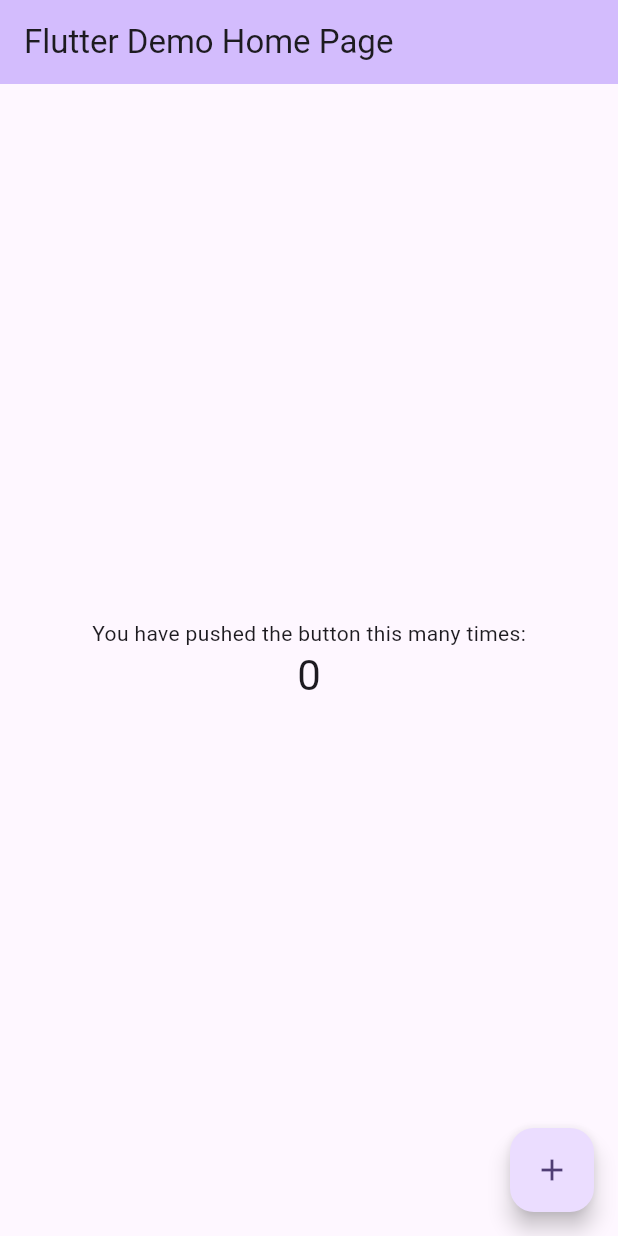
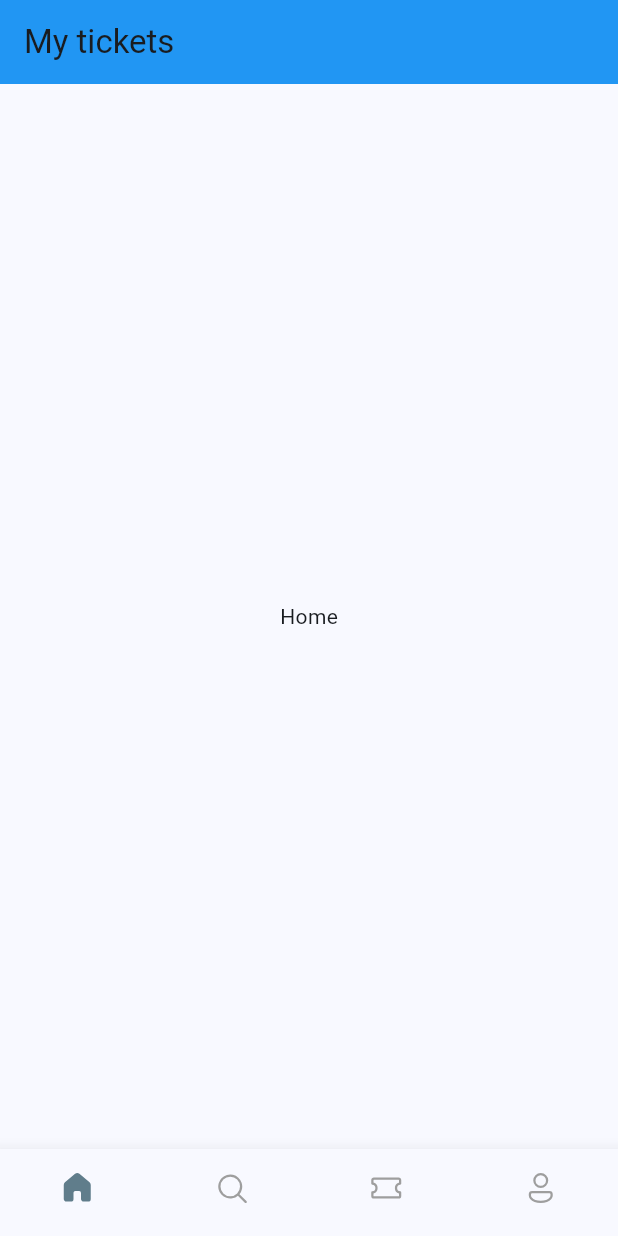
Before and after one commit to PiyushM109/TickIt_Flutter_TicketBooking_App, a Flutter app: the screen it shows after launch, on a phone screen of 412 x 824 dp. Run offline on Flutter 3.47's test engine with Material 2 defaults, Android fonts, the phone set to English and light mode, and no system bars; our stand-ins replace fluentui_icons.

Commit message:
Bottom navigation bar created

```diff
--- a/lib/main.dart
+++ b/lib/main.dart
@@ -1,4 +1,5 @@
 import 'package:flutter/material.dart';
+import 'package:tickit/screens/bottom_bar.dart';
 
 void main() {
   runApp(const MyApp());
@@ -7,119 +8,16 @@
 class MyApp extends StatelessWidget {
   const MyApp({super.key});
 
-  // This widget is the root of your application.
   @override
   Widget build(BuildContext context) {
     return MaterialApp(
-      title: 'Flutter Demo',
+      debugShowCheckedModeBanner: false,
+      title: 'TickIt',
       theme: ThemeData(
-        // This is the theme of your application.
-        //
-        // TRY THIS: Try running your application with "flutter run". You'll see
-        // the application has a blue toolbar. Then, without quitting the app,
-        // try changing the seedColor in the colorScheme below to Colors.green
-        // and then invoke "hot reload" (save your changes or press the "hot
-        // reload" button in a Flutter-supported IDE, or press "r" if you used
-        // the command line to start the app).
-        //
-        // Notice that the counter didn't reset back to zero; the application
-        // state is not lost during the reload. To reset the state, use hot
-        // restart instead.
-        //
-        // This works for code too, not just values: Most code changes can be
-        // tested with just a hot reload.
-        colorScheme: ColorScheme.fromSeed(seedColor: Colors.deepPurple),
+        colorScheme: ColorScheme.fromSeed(seedColor: Colors.blue),
         useMaterial3: true,
       ),
-      home: const MyHomePage(title: 'Flutter Demo Home Page'),
+      home: const BottomBar()
     );
   }
 }
-
-class MyHomePage extends StatefulWidget {
-  const MyHomePage({super.key, required this.title});
-
-  // This widget is the home page of your application. It is stateful, meaning
-  // that it has a State object (defined below) that contains fields that affect
-  // how it looks.
-
-  // This class is the configuration for the state. It holds the values (in this
-  // case the title) provided by the parent (in this case the App widget) and
-  // used by the build method of the State. Fields in a Widget subclass are
-  // always marked "final".
-
-  final String title;
-
-  @override
-  State<MyHomePage> createState() => _MyHomePageState();
-}
-
-class _MyHomePageState extends State<MyHomePage> {
-  int _counter = 0;
-
-  void _incrementCounter() {
-    setState(() {
-      // This call to setState tells the Flutter framework that something has
-      // changed in this State, which causes it to rerun the build method below
-      // so that the display can reflect the updated values. If we changed
-      // _counter without calling setState(), then the build method would not be
-      // called again, and so nothing would appear to happen.
-      _counter++;
-    });
-  }
-
-  @override
-  Widget build(BuildContext context) {
-    // This method is rerun every time setState is called, for instance as done
-    // by the _incrementCounter method above.
-    //
-    // The Flutter framework has been optimized to make rerunning build methods
-    // fast, so that you can just rebuild anything that needs updating rather
-    // than having to individually change instances of widgets.
-    return Scaffold(
-      appBar: AppBar(
-        // TRY THIS: Try changing the color here to a specific color (to
-        // Colors.amber, perhaps?) and trigger a hot reload to see the AppBar
-        // change color while the other colors stay the same.
-        backgroundColor: Theme.of(context).colorScheme.inversePrimary,
-        // Here we take the value from the MyHomePage object that was created by
-        // the App.build method, and use it to set our appbar title.
-        title: Text(widget.title),
-      ),
-      body: Center(
-        // Center is a layout widget. It takes a single child and positions it
-        // in the middle of the parent.
-        child: Column(
-          // Column is also a layout widget. It takes a list of children and
-          // arranges them vertically. By default, it sizes itself to fit its
-          // children horizontally, and tries to be as tall as its parent.
-          //
-          // Column has various properties to control how it sizes itself and
-          // how it positions its children. Here we use mainAxisAlignment to
-          // center the children vertically; the main axis here is the vertical
-          // axis because Columns are vertical (the cross axis would be
-          // horizontal).
-          //
-          // TRY THIS: Invoke "debug painting" (choose the "Toggle Debug Paint"
-          // action in the IDE, or press "p" in the console), to see the
-          // wireframe for each widget.
-          mainAxisAlignment: MainAxisAlignment.center,
-          children: <Widget>[
-            const Text(
-              'You have pushed the button this many times:',
-            ),
-            Text(
-              '$_counter',
-              style: Theme.of(context).textTheme.headlineMedium,
-            ),
-          ],
-        ),
-      ),
-      floatingActionButton: FloatingActionButton(
-        onPressed: _incrementCounter,
-        tooltip: 'Increment',
-        child: const Icon(Icons.add),
-      ), // This trailing comma makes auto-formatting nicer for build methods.
-    );
-  }
-}
--- /dev/null
+++ b/lib/screens/bottom_bar.dart
@@ -0,0 +1,62 @@
+import 'package:fluentui_icons/fluentui_icons.dart';
+import 'package:flutter/material.dart';
+
+class BottomBar extends StatefulWidget {
+  const BottomBar({super.key});
+
+  @override
+  State<BottomBar> createState() => _BottomBarState();
+}
+
+class _BottomBarState extends State<BottomBar> {
+  int _selectedIndex=0;
+  static final List<Widget> _widgetOptions = <Widget>[
+    const Text("Home"),
+    const Text("Search"),
+    const Text("Ticket"),
+    const Text("Profile"),
+  ];
+
+  void _onItemtapped(int index){
+    setState(() {
+       _selectedIndex = index;
+    });
+    print('${_selectedIndex}');
+  }
+  @override
+  Widget build(BuildContext context) {
+    return Scaffold(
+      appBar:
+          AppBar(backgroundColor: Colors.blue, title: const Text("My tickets")),
+      body: Center(child: _widgetOptions[_selectedIndex]),
+      bottomNavigationBar: BottomNavigationBar(
+        currentIndex: _selectedIndex,
+        onTap: _onItemtapped,
+        elevation: 10,
+        showSelectedLabels: false,
+        showUnselectedLabels: false,
+        selectedItemColor: Colors.blueGrey,
+        unselectedItemColor: Colors.grey,
+        type: BottomNavigationBarType.fixed,
+        items: const [
+          BottomNavigationBarItem(
+              icon: Icon(FluentSystemIcons.ic_fluent_home_regular),
+              activeIcon: Icon(FluentSystemIcons.ic_fluent_home_filled),
+              label: "Home"),
+          BottomNavigationBarItem(
+              icon: Icon(FluentSystemIcons.ic_fluent_search_regular),
+              activeIcon: Icon(FluentSystemIcons.ic_fluent_search_filled),
+              label: "Search"),
+          BottomNavigationBarItem(
+              icon: Icon(FluentSystemIcons.ic_fluent_ticket_regular),
+              activeIcon: Icon(FluentSystemIcons.ic_fluent_ticket_filled),
+              label: "Ticket"),
+          BottomNavigationBarItem(
+              icon: Icon(FluentSystemIcons.ic_fluent_person_regular),
+              activeIcon: Icon(FluentSystemIcons.ic_fluent_person_filled),
+              label: "Profile"),
+        ],
+      ),
+    );
+  }
+}
--- a/pubspec.yaml
+++ b/pubspec.yaml
@@ -35,6 +35,8 @@
   # The following adds the Cupertino Icons font to your application.
   # Use with the CupertinoIcons class for iOS style icons.
   cupertino_icons: ^1.0.2
+  fluentui_icons: ^1.0.0
+
 
 dev_dependencies:
   flutter_test:
```
Also changed, not shown: pubspec.lock.
